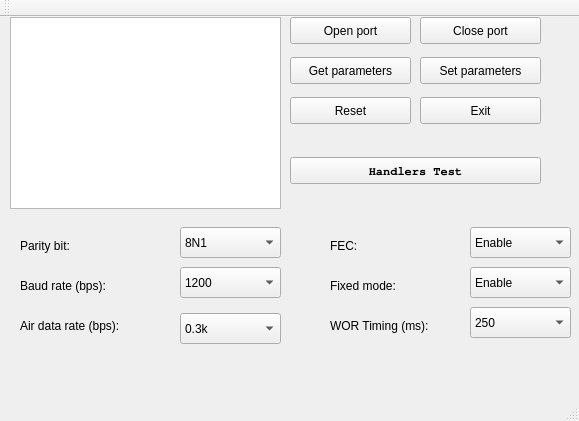
This is mainwindow.ui in AdriannaCencora/LoRa-module-configuration-via-graphical-interface as Qt 5 draws it before an edit. The edited form follows.
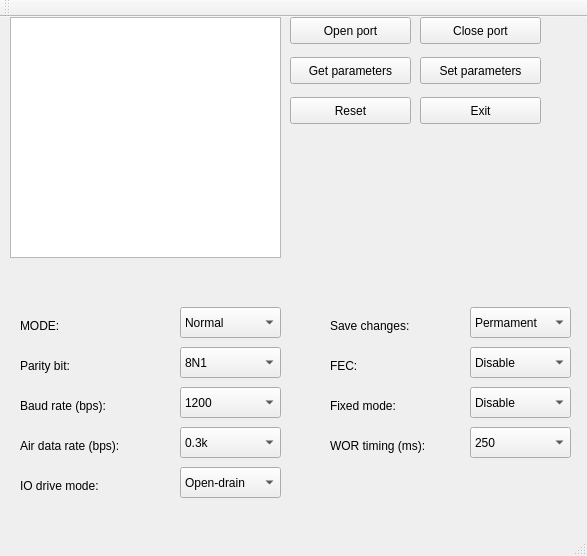
This is the edited form.

```diff
--- a/mainwindow.ui
+++ b/mainwindow.ui
@@ -6,8 +6,8 @@
    <rect>
     <x>0</x>
     <y>0</y>
-    <width>579</width>
-    <height>421</height>
+    <width>587</width>
+    <height>556</height>
    </rect>
   </property>
   <property name="windowTitle">
@@ -20,7 +20,7 @@
       <x>10</x>
       <y>0</y>
       <width>271</width>
-      <height>192</height>
+      <height>241</height>
      </rect>
     </property>
     <property name="styleSheet">
@@ -83,7 +83,7 @@
     <property name="geometry">
      <rect>
       <x>20</x>
-      <y>220</y>
+      <y>340</y>
       <width>131</width>
       <height>17</height>
      </rect>
@@ -96,7 +96,7 @@
     <property name="geometry">
      <rect>
       <x>20</x>
-      <y>260</y>
+      <y>380</y>
       <width>131</width>
       <height>17</height>
      </rect>
@@ -109,7 +109,7 @@
     <property name="geometry">
      <rect>
       <x>20</x>
-      <y>300</y>
+      <y>420</y>
       <width>131</width>
       <height>17</height>
      </rect>
@@ -122,7 +122,7 @@
     <property name="geometry">
      <rect>
       <x>180</x>
-      <y>210</y>
+      <y>330</y>
       <width>101</width>
       <height>31</height>
      </rect>
@@ -147,7 +147,7 @@
     <property name="geometry">
      <rect>
       <x>180</x>
-      <y>250</y>
+      <y>370</y>
       <width>101</width>
       <height>31</height>
      </rect>
@@ -197,7 +197,7 @@
     <property name="geometry">
      <rect>
       <x>180</x>
-      <y>296</y>
+      <y>410</y>
       <width>101</width>
       <height>31</height>
      </rect>
@@ -263,7 +263,7 @@
     <property name="geometry">
      <rect>
       <x>330</x>
-      <y>220</y>
+      <y>340</y>
       <width>131</width>
       <height>17</height>
      </rect>
@@ -276,7 +276,7 @@
     <property name="geometry">
      <rect>
       <x>330</x>
-      <y>260</y>
+      <y>380</y>
       <width>131</width>
       <height>17</height>
      </rect>
@@ -289,27 +289,27 @@
     <property name="geometry">
      <rect>
       <x>330</x>
-      <y>300</y>
+      <y>420</y>
       <width>131</width>
       <height>17</height>
      </rect>
     </property>
     <property name="text">
-     <string>WOR Timing (ms):</string>
+     <string>WOR timing (ms):</string>
     </property>
    </widget>
    <widget class="QComboBox" name="fecBox">
     <property name="geometry">
      <rect>
       <x>470</x>
-      <y>210</y>
+      <y>330</y>
       <width>101</width>
       <height>31</height>
      </rect>
     </property>
     <item>
      <property name="text">
-      <string>Enable</string>
+      <string>Disable</string>
      </property>
     </item>
     <item>
@@ -322,14 +322,14 @@
     <property name="geometry">
      <rect>
       <x>470</x>
-      <y>250</y>
+      <y>370</y>
       <width>101</width>
       <height>31</height>
      </rect>
     </property>
     <item>
      <property name="text">
-      <string>Enable</string>
+      <string>Disable</string>
      </property>
     </item>
     <item>
@@ -342,7 +342,7 @@
     <property name="geometry">
      <rect>
       <x>470</x>
-      <y>290</y>
+      <y>410</y>
       <width>101</width>
       <height>31</height>
      </rect>
@@ -388,26 +388,115 @@
      </property>
     </item>
    </widget>
-   <widget class="QPushButton" name="handlerTestBtn">
+   <widget class="QLabel" name="label_8">
     <property name="geometry">
      <rect>
-      <x>290</x>
-      <y>140</y>
-      <width>251</width>
-      <height>27</height>
+      <x>20</x>
+      <y>460</y>
+      <width>131</width>
+      <height>17</height>
      </rect>
     </property>
-    <property name="font">
-     <font>
-      <family>Nimbus Mono L</family>
-      <weight>75</weight>
-      <bold>true</bold>
-     </font>
+    <property name="text">
+     <string>IO drive mode:</string>
     </property>
+   </widget>
+   <widget class="QComboBox" name="ioBox">
+    <property name="geometry">
+     <rect>
+      <x>180</x>
+      <y>450</y>
+      <width>101</width>
+      <height>31</height>
+     </rect>
+    </property>
+    <item>
+     <property name="text">
+      <string>Open-drain</string>
+     </property>
+    </item>
+    <item>
+     <property name="text">
+      <string>Push-pull</string>
+     </property>
+    </item>
+   </widget>
+   <widget class="QComboBox" name="modeBox">
+    <property name="geometry">
+     <rect>
+      <x>180</x>
+      <y>290</y>
+      <width>101</width>
+      <height>31</height>
+     </rect>
+    </property>
+    <item>
+     <property name="text">
+      <string>Normal</string>
+     </property>
+    </item>
+    <item>
+     <property name="text">
+      <string>Wake-up</string>
+     </property>
+    </item>
+    <item>
+     <property name="text">
+      <string>Power-saving</string>
+     </property>
+    </item>
+    <item>
+     <property name="text">
+      <string>Sleep</string>
+     </property>
+    </item>
+   </widget>
+   <widget class="QLabel" name="label_7">
+    <property name="geometry">
+     <rect>
+      <x>20</x>
+      <y>300</y>
+      <width>131</width>
+      <height>17</height>
+     </rect>
+    </property>
     <property name="text">
-     <string>Handlers Test</string>
+     <string>MODE:</string>
     </property>
    </widget>
+   <widget class="QLabel" name="label_9">
+    <property name="geometry">
+     <rect>
+      <x>330</x>
+      <y>300</y>
+      <width>131</width>
+      <height>17</height>
+     </rect>
+    </property>
+    <property name="text">
+     <string>Save changes:</string>
+    </property>
+   </widget>
+   <widget class="QComboBox" name="saveBox">
+    <property name="geometry">
+     <rect>
+      <x>470</x>
+      <y>290</y>
+      <width>101</width>
+      <height>31</height>
+     </rect>
+    </property>
+    <item>
+     <property name="text">
+      <string>Permament</string>
+     </property>
+    </item>
+    <item>
+     <property name="text">
+      <string>Temporally</string>
+     </property>
+    </item>
+   </widget>
   </widget>
   <widget class="QMenuBar" name="menuBar">
    <property name="geometry">
```
Left out of the diff: 6 changed lines with no effect on the pictures.
